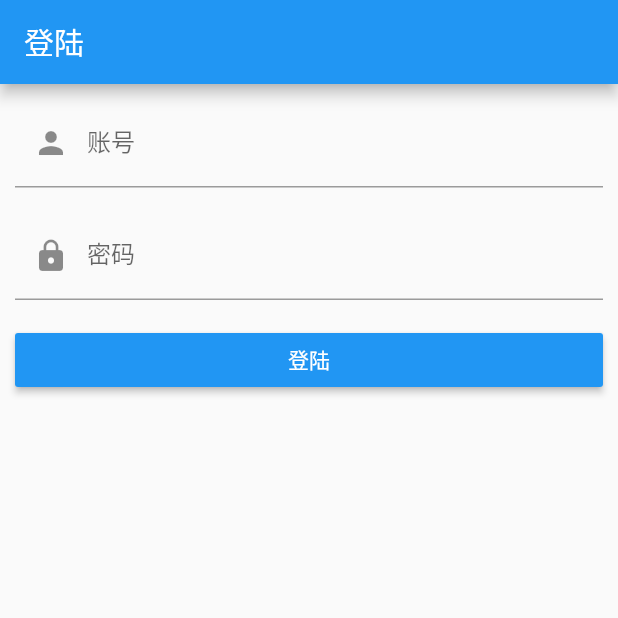
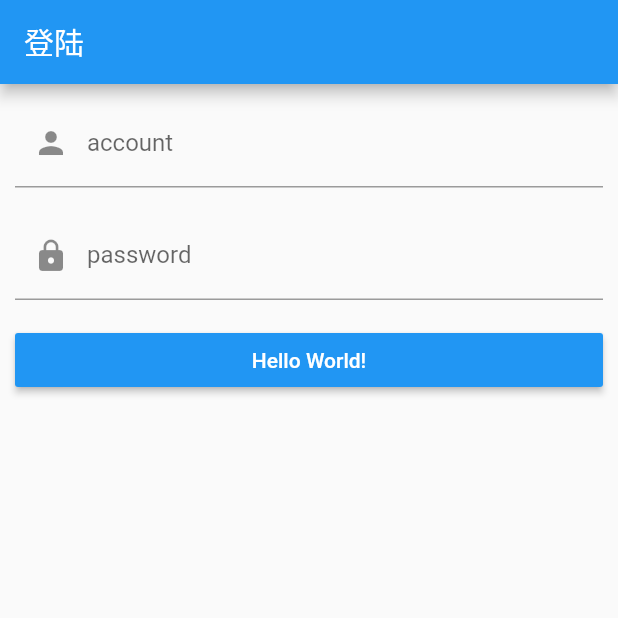
Before and after one commit to hemlys/MVVMdemo, a Flutter app: the screen it shows after launch, on a phone screen of 412 x 824 dp, the top half of it. Run offline on Flutter 3.47's test engine with Material 2 defaults, Android fonts, the phone set to English and light mode, and no system bars; our stand-ins replace dio; generated files the repository leaves out were written again.

Commit message:
1.0.1
新增多國語言

```diff
--- /dev/null
+++ b/mvvmtest/l10n.yaml
@@ -0,0 +1,3 @@
+arb-dir: lib/l10n
+template-arb-file: app_en.arb
+output-localization-file: app_localizations.dart
--- /dev/null
+++ b/mvvmtest/lib/l10n/app_en.arb
@@ -0,0 +1,8 @@
+{
+"login": "Hello World!",
+"@helloWorld": {
+"description": "The conventional newborn programmer greeting"
+},
+  "account": "account",
+  "password": "password"
+}
--- /dev/null
+++ b/mvvmtest/lib/l10n/app_es.arb
@@ -0,0 +1,5 @@
+{
+  "login": "¡Hola Mundo!",
+  "account": "帳號",
+  "password": "密碼"
+}
--- /dev/null
+++ b/mvvmtest/lib/l10n/app_zh.arb
@@ -0,0 +1,5 @@
+{
+  "login": "登入",
+  "account": "帳號",
+  "password": "密碼"
+}
--- a/mvvmtest/lib/main.dart
+++ b/mvvmtest/lib/main.dart
@@ -1,7 +1,8 @@
 import 'package:flutter/material.dart';
 import 'package:provider/provider.dart';
-
 import 'model/loginViewmodel.dart';
+import 'package:flutter_localizations/flutter_localizations.dart';
+import 'package:flutter_gen/gen_l10n/app_localizations.dart';
 
 void main() {
   runApp(MultiProvider(
@@ -22,6 +23,17 @@ class MyApp extends StatelessWidget {
     return MaterialApp(
       navigatorKey: navigatorKey,
       title: 'Flutter Demo',
+      localizationsDelegates: [
+        AppLocalizations.delegate, // Add this line
+        GlobalMaterialLocalizations.delegate,
+        GlobalWidgetsLocalizations.delegate,
+        GlobalCupertinoLocalizations.delegate,
+      ],
+      supportedLocales: [
+        Locale('en', ''), // English, no country code
+        Locale('es', ''), // Spanish, no country code
+        Locale('zh', ''), // Spanish, no country code
+      ],
       theme: ThemeData(
         // This is the theme of your application.
         //
@@ -85,7 +97,7 @@ class _MyHomePageState extends State<MyHomePage> {
             TextField(
               controller: viewmodel.user,//获取viewmodel管理的controller状态
               decoration: InputDecoration(
-                labelText: "账号",
+                labelText:    AppLocalizations.of(context)!.account,
                 prefixIcon: Icon(Icons.person),
               ),
             ),
@@ -93,7 +105,7 @@ class _MyHomePageState extends State<MyHomePage> {
             TextField(
               controller: viewmodel.pass,//获取viewmodel管理的controller状态
               decoration: InputDecoration(
-                labelText: "密码",
+                labelText:    AppLocalizations.of(context)!.password,
                 prefixIcon: Icon(Icons.lock),
               ),
               obscureText: true,
@@ -109,7 +121,7 @@ class _MyHomePageState extends State<MyHomePage> {
                 },
                 color: Colors.blue,
                 child: Text(
-                  "登陆",
+                  AppLocalizations.of(context)!.login,
                   style: TextStyle(color: Colors.white),
                 ),
               ),
```
Also changed, not shown: mvvmtest/pubspec.yaml (+5 -4 lines), mvvmtest/pubspec.lock.
